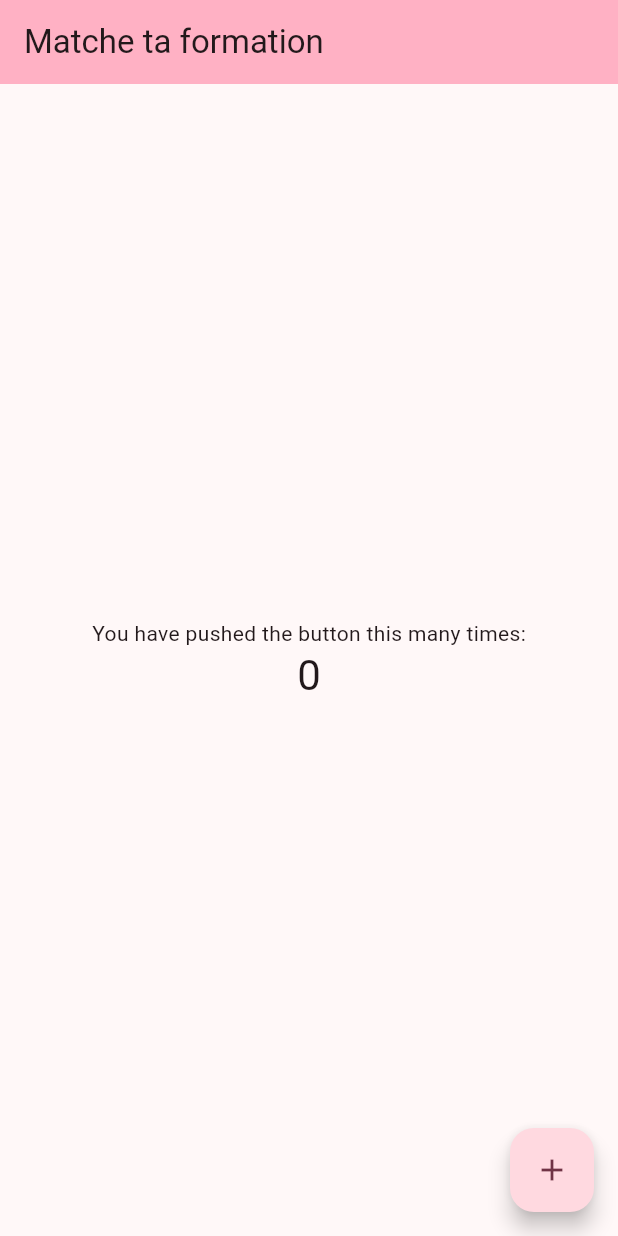
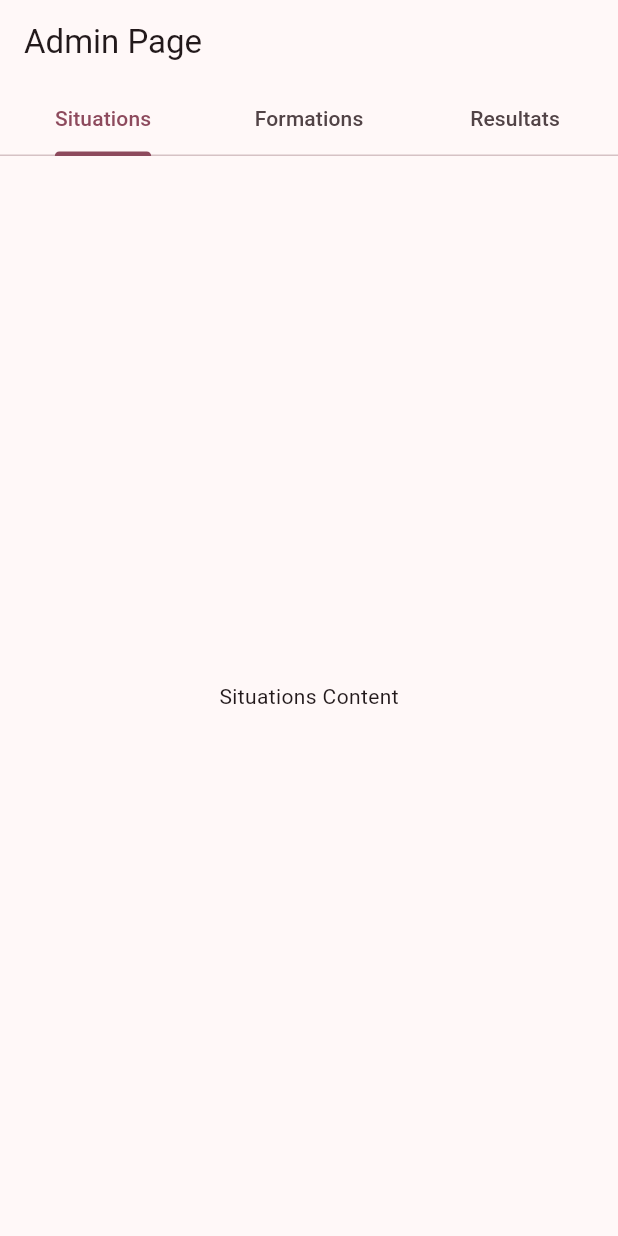
Before and after one commit to RobinAbela42/MatcheTaFormation, a Flutter app: the screen it shows after launch, on a phone screen of 412 x 824 dp. Run offline on Flutter 3.47's test engine with Material 3 defaults, Android fonts, the phone set to English and light mode, and no system bars; our stand-ins replace sqflite; accounts and stored records are empty.

Commit message:
Inserts and admin page

```diff
--- /dev/null
+++ b/match_ta_formation_0/lib/Pages/adminPage.dart
@@ -0,0 +1,87 @@
+import 'package:flutter/material.dart';
+
+class AdminPage extends StatefulWidget {
+  const AdminPage({Key? key}) : super(key: key);
+
+  @override
+  State<AdminPage> createState() => _AdminPageState();
+}
+
+class _AdminPageState extends State<AdminPage> {
+  @override
+  Widget build(BuildContext context) {
+    return Scaffold(
+      appBar: AppBar(
+        title: const Text('Admin Page'),
+      ),
+      body: DefaultTabController(
+        length: 3,
+        child: Column(
+          children: [
+            const TabBar(
+              tabs: [
+                Tab(text: 'Situations'),
+                Tab(text: 'Formations'),
+                Tab(text: 'Resultats'),
+              ],
+            ),
+            Expanded(
+              child: TabBarView(
+                children: [
+                  SituationAdminPage(),
+                  FormationAdminPage(),
+                  ResultAdminPage(),
+                ],
+              ),
+            ),
+          ],
+        ),
+      ),
+    );
+  }
+}
+
+//Situation
+class SituationAdminPage extends StatefulWidget {
+  const SituationAdminPage({Key? key}) : super(key: key);
+
+  @override
+  State<SituationAdminPage> createState() => _SituationAdminPageState();
+}
+
+class _SituationAdminPageState extends State<SituationAdminPage> {
+  @override
+  Widget build(BuildContext context) {
+    return Center(child: Text('Situations Content'));
+  }
+}
+
+//Formations
+class FormationAdminPage extends StatefulWidget {
+  const FormationAdminPage({Key? key}) : super(key: key);
+
+  @override
+  State<FormationAdminPage> createState() => _FormationAdminPageState();
+}
+
+class _FormationAdminPageState extends State<FormationAdminPage> {
+  @override
+  Widget build(BuildContext context) {
+    return Center(child: Text('Response Types Content'));
+  }
+}
+
+//Result
+class ResultAdminPage extends StatefulWidget {
+  const ResultAdminPage({Key? key}) : super(key: key);
+
+  @override
+  State<ResultAdminPage> createState() => _ResultAdminPageState();
+}
+
+class _ResultAdminPageState extends State<ResultAdminPage> {
+  @override
+  Widget build(BuildContext context) {
+    return Center(child: Text('Responses Content'));
+  }
+}
--- a/match_ta_formation_0/lib/main.dart
+++ b/match_ta_formation_0/lib/main.dart
@@ -1,4 +1,5 @@
 import 'package:flutter/material.dart';
+import 'Pages/adminPage.dart';
 
 void main() {
   runApp(const MyApp());
@@ -28,9 +29,9 @@ class MyApp extends StatelessWidget {
         //
         // This works for code too, not just values: Most code changes can be
         // tested with just a hot reload.
-        colorScheme: .fromSeed(seedColor: const Color.fromARGB(255, 255,43,130)),
+        colorScheme: .fromSeed(seedColor: const Color.fromARGB(255, 255, 43, 131)),
       ),
-      home: const MyHomePage(title: 'Matche ta formation'),
+      home: const AdminPage(),
     );
   }
 }
```
Also changed, not shown: match_ta_formation_0/lib/DataBase/link.dart (+227 -19 lines), 1 other file.
